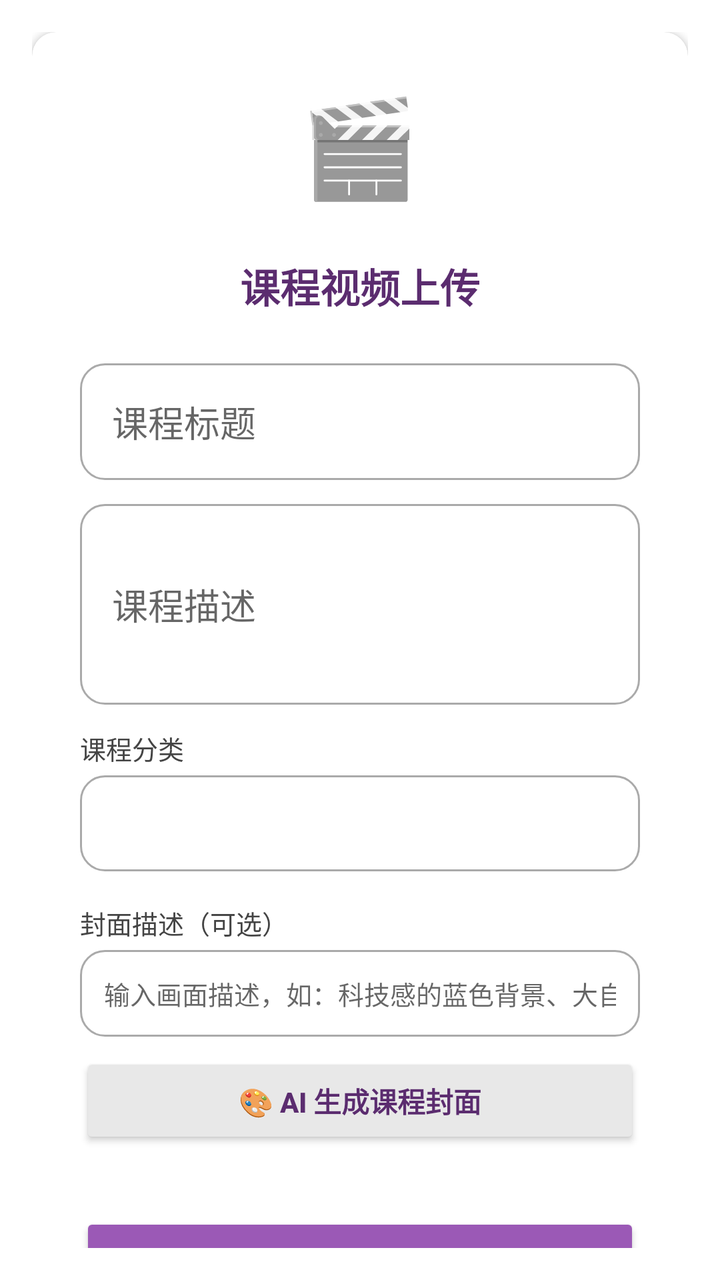
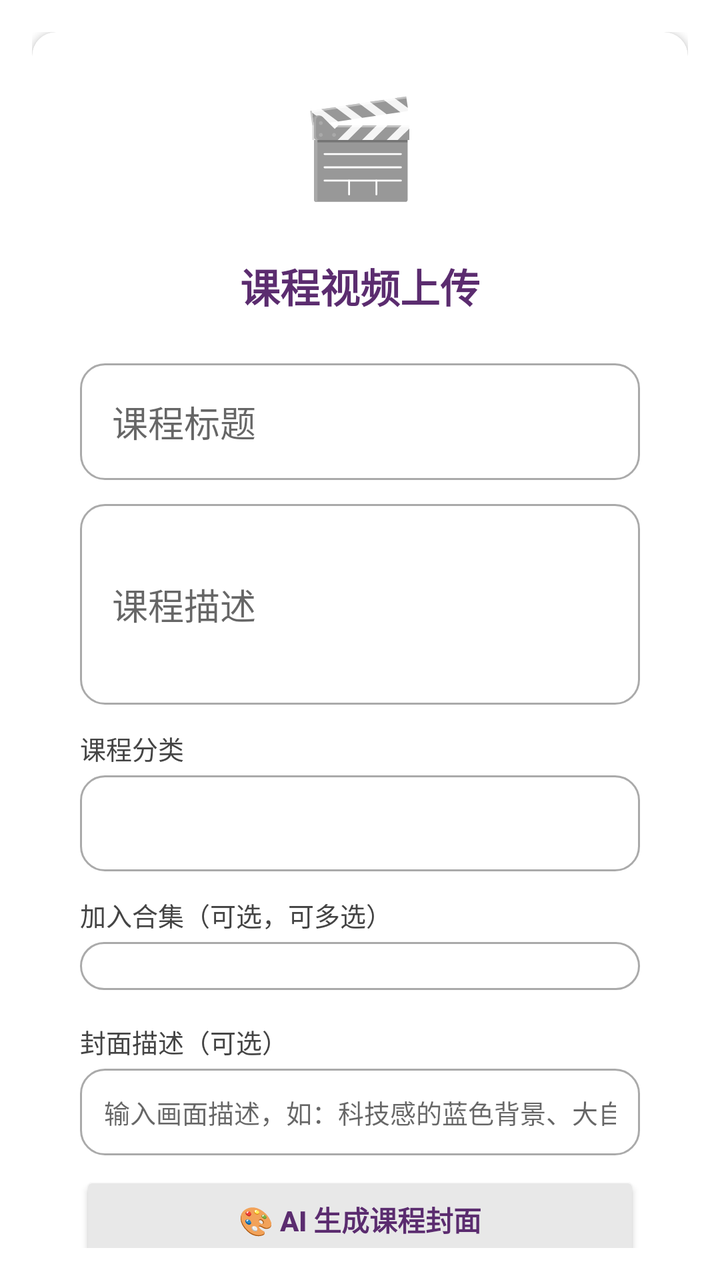

Screens rendered from an Android XML layout before and after an edit, with the pre-edit source and the edit as a unified diff.
<!-- AndroidManifest.xml: application theme Theme.StudyApp -->
<!-- res/layout/fragment_upload_course.xml -->
<?xml version="1.0" encoding="utf-8"?>
<androidx.core.widget.NestedScrollView xmlns:android="http://schemas.android.com/apk/res/android"
    xmlns:app="http://schemas.android.com/apk/res-auto"
    xmlns:tools="http://schemas.android.com/tools"
    android:layout_width="match_parent"
    android:layout_height="match_parent"
    android:fillViewport="true"
    android:padding="16dp"
    tools:context=".UploadCourseFragment">

    <LinearLayout
        android:layout_width="match_parent"
        android:layout_height="wrap_content"
        android:orientation="vertical">

        
        <androidx.cardview.widget.CardView
            android:id="@+id/uploadCard"
            android:layout_width="match_parent"
            android:layout_height="wrap_content"
            android:layout_marginBottom="16dp"
            app:cardCornerRadius="12dp"
            app:cardElevation="2dp"
            app:cardBackgroundColor="@color/white">

            <LinearLayout
                android:layout_width="match_parent"
                android:layout_height="wrap_content"
                android:orientation="vertical"
                android:padding="24dp"
                android:gravity="center">

                
                <TextView
                    android:id="@+id/videoIcon"
                    android:layout_width="wrap_content"
                    android:layout_height="wrap_content"
                    android:text="🎬"
                    android:textSize="48sp"
                    android:layout_marginBottom="24dp" />

                
                <TextView
                    android:layout_width="wrap_content"
                    android:layout_height="wrap_content"
                    android:text="课程视频上传"
                    android:textSize="20sp"
                    android:textStyle="bold"
                    android:textColor="@color/tsinghua_purple_dark"
                    android:layout_marginBottom="24dp" />

                
                <LinearLayout
                    android:layout_width="match_parent"
                    android:layout_height="wrap_content"
                    android:orientation="vertical"
                    android:layout_marginBottom="16dp">

                    
                    <EditText
                        android:id="@+id/courseTitleEditText"
                        android:layout_width="match_parent"
                        android:layout_height="wrap_content"
                        android:hint="课程标题"
                        android:inputType="text|textCapSentences"
                        android:maxLines="1"
                        android:background="@drawable/edit_text_background"
                        android:padding="16dp"
                        android:layout_marginBottom="12dp" />

                    
                    <EditText
                        android:id="@+id/courseDescriptionEditText"
                        android:layout_width="match_parent"
                        android:layout_height="wrap_content"
                        android:hint="课程描述"
                        android:inputType="textMultiLine|textCapSentences"
                        android:minLines="3"
                        android:maxLines="5"
                        android:background="@drawable/edit_text_background"
                        android:padding="16dp"
                        android:layout_marginBottom="12dp" />

                    
                    <TextView
                        android:layout_width="match_parent"
                        android:layout_height="wrap_content"
                        android:text="课程分类"
                        android:textSize="13sp"
                        android:textColor="@color/darker_gray"
                        android:layout_marginBottom="4dp" />

                    <Spinner
                        android:id="@+id/categorySpinner"
                        android:layout_width="match_parent"
                        android:layout_height="48dp"
                        android:background="@drawable/edit_text_background"
                        android:padding="12dp"
                        android:layout_marginBottom="16dp" />

                    
                    <LinearLayout
                        android:layout_width="match_parent"
                        android:layout_height="wrap_content"
                        android:orientation="vertical"
                        android:layout_marginBottom="16dp"
                        android:gravity="center">

                        
                        <TextView
                            android:layout_width="match_parent"
                            android:layout_height="wrap_content"
                            android:text="封面描述（可选）"
                            android:textSize="13sp"
                            android:textColor="@color/darker_gray"
                            android:layout_marginBottom="4dp" />

                        <EditText
                            android:id="@+id/coverPromptEditText"
                            android:layout_width="match_parent"
                            android:layout_height="wrap_content"
                            android:hint="输入画面描述，如：科技感的蓝色背景、大自然的绿色森林"
                            android:inputType="text|textCapSentences"
                            android:maxLines="2"
                            android:background="@drawable/edit_text_background"
                            android:padding="12dp"
                            android:textSize="13sp"
                            android:layout_marginBottom="8dp" />

                        
                        <ImageView
                            android:id="@+id/courseCoverPreview"
                            android:layout_width="match_parent"
                            android:layout_height="200dp"
                            android:scaleType="fitCenter"
                            android:adjustViewBounds="true"
                            android:visibility="gone"
                            android:background="@drawable/edit_text_background"
                            android:layout_marginBottom="8dp" />

                        
                        <Button
                            android:id="@+id/aiGenerateCoverButton"
                            android:layout_width="match_parent"
                            android:layout_height="wrap_content"
                            android:text="🎨 AI 生成课程封面"
                            android:textSize="14sp"
                            android:textStyle="bold"
                            android:backgroundTint="#E8E8E8"
                            android:textColor="@color/tsinghua_purple_dark"
                            android:paddingVertical="10dp" />

                    </LinearLayout>

                </LinearLayout>

                
                <Button
                    android:id="@+id/selectVideoButton"
                    android:layout_width="match_parent"
                    android:layout_height="wrap_content"
                    android:text="选择视频文件"
                    android:textSize="16sp"
                    android:textStyle="bold"
                    android:backgroundTint="@color/tsinghua_purple_light"
                    android:textColor="@color/white"
                    android:paddingVertical="14dp"
                    android:layout_marginBottom="16dp" />

                
                <LinearLayout
                    android:id="@+id/videoInfoContainer"
                    android:layout_width="match_parent"
                    android:layout_height="wrap_content"
                    android:orientation="vertical"
                    android:visibility="gone"
                    android:background="@drawable/edit_text_background"
                    android:padding="16dp"
                    android:layout_marginBottom="24dp">

                    <TextView
                        android:id="@+id/videoFileNameTextView"
                        android:layout_width="wrap_content"
                        android:layout_height="wrap_content"
                        android:text="未选择视频"
                        android:textSize="15sp"
                        android:textStyle="bold"
                        android:textColor="@color/tsinghua_purple_dark" />

                    <TextView
                        android:id="@+id/videoFileSizeTextView"
                        android:layout_width="wrap_content"
                        android:layout_height="wrap_content"
                        android:text=""
                        android:textSize="13sp"
                        android:textColor="@color/darker_gray"
                        android:layout_marginTop="6dp" />

                </LinearLayout>

                
                <LinearLayout
                    android:id="@+id/progressContainer"
                    android:layout_width="match_parent"
                    android:layout_height="wrap_content"
                    android:orientation="vertical"
                    android:visibility="gone"
                    android:layout_marginBottom="12dp">

                    <TextView
                        android:id="@+id/progressText"
                        android:layout_width="wrap_content"
                        android:layout_height="wrap_content"
                        android:text="准备上传..."
                        android:textSize="14sp"
                        android:textColor="@color/tsinghua_purple_dark"
                        android:layout_marginBottom="8dp" />

                    <ProgressBar
                        android:id="@+id/uploadProgressBar"
                        style="?android:attr/progressBarStyleHorizontal"
                        android:layout_width="match_parent"
                        android:layout_height="10dp"
                        android:progress="0"
                        android:max="100"
                        android:progressTint="@color/tsinghua_purple" />

                    <TextView
                        android:id="@+id/progressPercent"
                        android:layout_width="wrap_content"
                        android:layout_height="wrap_content"
                        android:text="0%"
                        android:textSize="12sp"
                        android:textColor="@color/darker_gray"
                        android:layout_gravity="end"
                        android:layout_marginTop="4dp" />

                </LinearLayout>

                
                <Button
                    android:id="@+id/uploadButton"
                    android:layout_width="match_parent"
                    android:layout_height="wrap_content"
                    android:text="上传视频"
                    android:textSize="16sp"
                    android:textStyle="bold"
                    android:backgroundTint="@color/tsinghua_purple"
                    android:textColor="@color/white"
                    android:paddingVertical="14dp"
                    android:enabled="false" />

            </LinearLayout>

        </androidx.cardview.widget.CardView>

        
        <androidx.cardview.widget.CardView
            android:layout_width="match_parent"
            android:layout_height="wrap_content"
            app:cardCornerRadius="12dp"
            app:cardElevation="2dp"
            app:cardBackgroundColor="@color/white">

            <LinearLayout
                android:layout_width="match_parent"
                android:layout_height="wrap_content"
                android:orientation="vertical"
                android:padding="20dp">

                <TextView
                    android:layout_width="wrap_content"
                    android:layout_height="wrap_content"
                    android:text="💡 上传提示"
                    android:textSize="16sp"
                    android:textStyle="bold"
                    android:textColor="@color/tsinghua_purple_dark"
                    android:layout_marginBottom="12dp" />

                <TextView
                    android:layout_width="wrap_content"
                    android:layout_height="wrap_content"
                    android:text="• 支持 MP4、AVI、MOV、MKV、WMV 等常见视频格式"
                    android:textSize="14sp"
                    android:textColor="#666666"
                    android:layout_marginBottom="6dp" />

                <TextView
                    android:layout_width="wrap_content"
                    android:layout_height="wrap_content"
                    android:text="• 单个文件大小不能超过 2GB"
                    android:textSize="14sp"
                    android:textColor="#666666"
                    android:layout_marginBottom="6dp" />

                <TextView
                    android:layout_width="wrap_content"
                    android:layout_height="wrap_content"
                    android:text="• 上传的视频将自动存储到云端并同步到学生端"
                    android:textSize="14sp"
                    android:textColor="#666666" />

                <Button
                    android:id="@+id/networkTestButton"
                    android:layout_width="wrap_content"
                    android:layout_height="wrap_content"
                    android:text="网络诊断"
                    android:textSize="13sp"
                    android:backgroundTint="#E8E8E8"
                    android:textColor="@color/tsinghua_purple_dark"
                    android:layout_marginTop="16dp"
                    android:paddingHorizontal="20dp"
                    android:paddingVertical="6dp"
                    android:layout_gravity="center" />

            </LinearLayout>

        </androidx.cardview.widget.CardView>

    </LinearLayout>

</androidx.core.widget.NestedScrollView>
<!-- resources referenced by this layout -->
<resources>
  <color name="darker_gray">#FF444444</color>
  <color name="tsinghua_purple">#FF7D2181</color>
  <color name="tsinghua_purple_dark">#FF5B2C6F</color>
  <color name="tsinghua_purple_light">#FF9B59B6</color>
  <color name="white">#FFFFFFFF</color>
  <!-- drawable edit_text_background (drawable) -->
  <?xml version="1.0" encoding="utf-8"?>
  <shape xmlns:android="http://schemas.android.com/apk/res/android">
      <solid android:color="@android:color/white" />
      <stroke android:width="1dp" android:color="@android:color/darker_gray" />
      <corners android:radius="12dp" />
      <padding android:left="8dp" android:top="8dp" android:right="8dp" android:bottom="8dp" />
  </shape>
  <style name="Theme.StudyApp" parent="Theme.AppCompat.Light.NoActionBar">
          
          <item name="colorPrimary">@color/holo_blue_dark</item>
          <item name="colorPrimaryDark">@color/holo_blue_dark</item>
          <item name="colorAccent">@color/holo_blue_dark</item>
          <item name="android:windowBackground">@color/white</item>
      </style>
  <color name="holo_blue_dark">#FF1976D2</color>
</resources>

<!-- the commit's change to res/layout/fragment_upload_course.xml (unified diff, before → after) -->
@@ -94,6 +94,24 @@
                         android:id="@+id/categorySpinner"
                         android:layout_width="match_parent"
                         android:layout_height="48dp"
+                        android:background="@drawable/edit_text_background"
+                        android:padding="12dp"
+                        android:layout_marginBottom="12dp" />
+
+                    
+                    <TextView
+                        android:layout_width="match_parent"
+                        android:layout_height="wrap_content"
+                        android:text="加入合集（可选，可多选）"
+                        android:textSize="13sp"
+                        android:textColor="@color/darker_gray"
+                        android:layout_marginBottom="4dp" />
+
+                    <LinearLayout
+                        android:id="@+id/collectionCheckboxContainer"
+                        android:layout_width="match_parent"
+                        android:layout_height="wrap_content"
+                        android:orientation="vertical"
                         android:background="@drawable/edit_text_background"
                         android:padding="12dp"
                         android:layout_marginBottom="16dp" />
